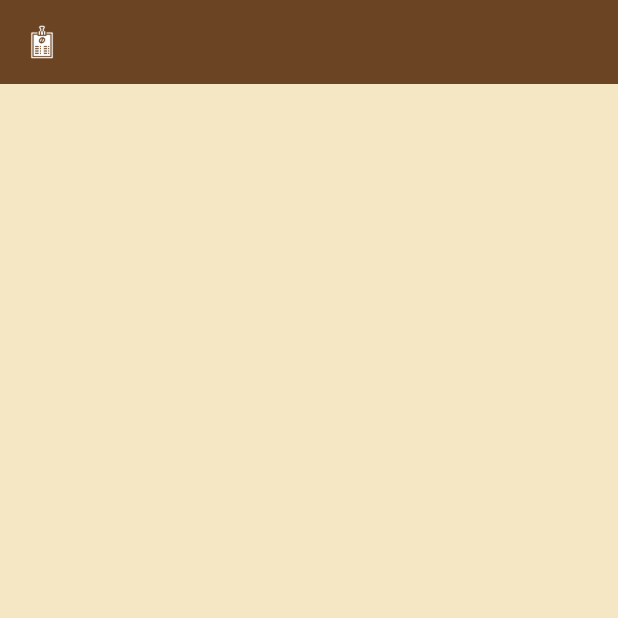
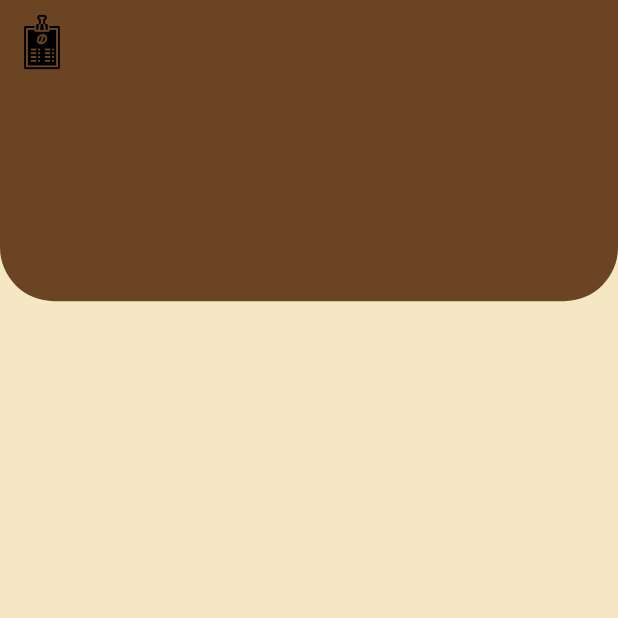
Before and after one commit to shinnkura/coffee_app, a Flutter app: the screen it shows after launch, on a phone screen of 412 x 824 dp, the top half of it. Run offline on Flutter 3.47's test engine with Material 2 defaults, Android fonts, the phone set to English and light mode, and no system bars.

Commit message:
icon画像を呼び出せない問題の解決。bodyを丸くする処理。

```diff
--- /dev/null
+++ b/lib/components/body.dart
@@ -0,0 +1,33 @@
+import 'package:coffee_app/constants.dart';
+import 'package:flutter/material.dart';
+
+class Body extends StatelessWidget {
+  // const body({super.key});
+  const Body({Key? key}) : super(key: key);
+
+  @override
+  Widget build(BuildContext context) {
+    Size size = MediaQuery.of(context).size;
+    return Column(
+      children: <Widget>[
+        Container(
+          height: size.height * .2,
+          child: Stack(
+            children: <Widget>[
+              Container(
+                height: size.height * .2 - 20,
+                decoration: const BoxDecoration(
+                  color: kPrimaryColor,
+                  borderRadius: BorderRadius.only(
+                    bottomLeft: Radius.circular(36),
+                    bottomRight: Radius.circular(36),
+                  ),
+                ),
+              )
+            ],
+          ),
+        )
+      ],
+    );
+  }
+}
--- a/lib/screens/home/home_screen.dart
+++ b/lib/screens/home/home_screen.dart
@@ -1,5 +1,7 @@
 import 'package:coffee_app/constants.dart';
 import 'package:flutter/material.dart';
+
+import '../../components/body.dart';
 
 class HomeScreen extends StatelessWidget {
   const HomeScreen({super.key});
@@ -7,15 +9,18 @@ class HomeScreen extends StatelessWidget {
   @override
   Widget build(BuildContext context) {
     return Scaffold(
-      appBar: AppBar(
-        backgroundColor: kPrimaryColor,
-        elevation: 0,
-        leading: IconButton(
-          onPressed: () {},
-          // icon: Image.asset("assets/icons/menu.png"),
-          // Todo: アイコンを表示できない問題を解決。そもそも、leadingウィジェットが機能しているか確認する。
-          icon: const ImageIcon(AssetImage("assets/icons/menu.png")),
-        ),
+      appBar: buildAppBar(),
+      body: const Body(),
+    );
+  }
+
+  AppBar buildAppBar() {
+    return AppBar(
+      backgroundColor: kPrimaryColor,
+      elevation: 0,
+      leading: IconButton(
+        onPressed: () {},
+        icon: Image.asset("assets/icons/menu.png"),
       ),
     );
   }
```
